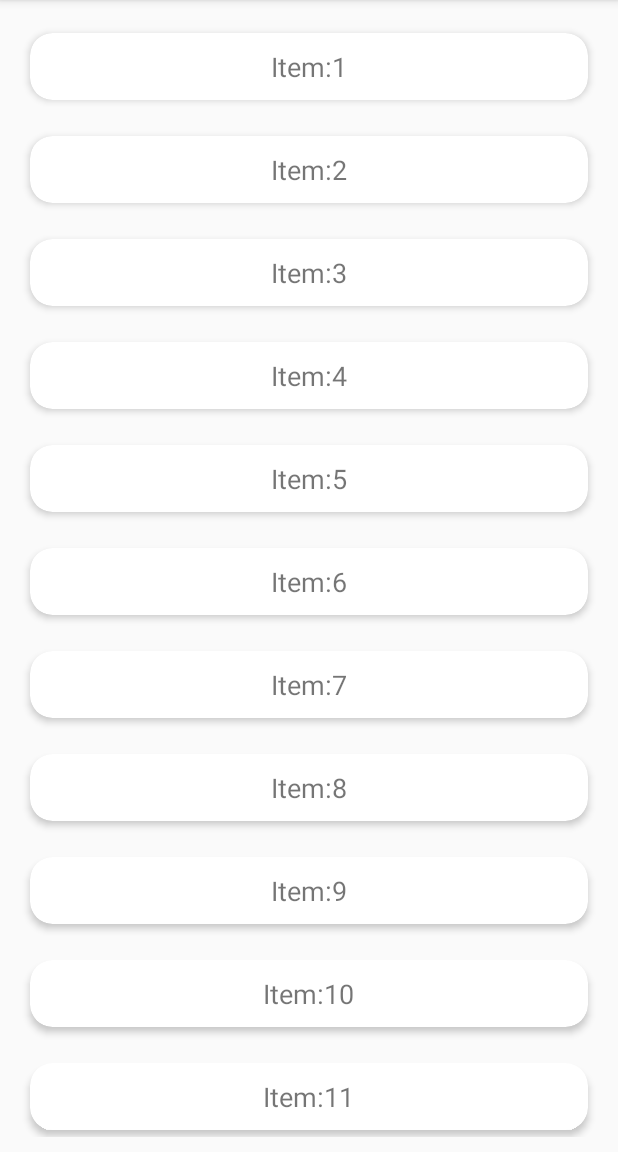
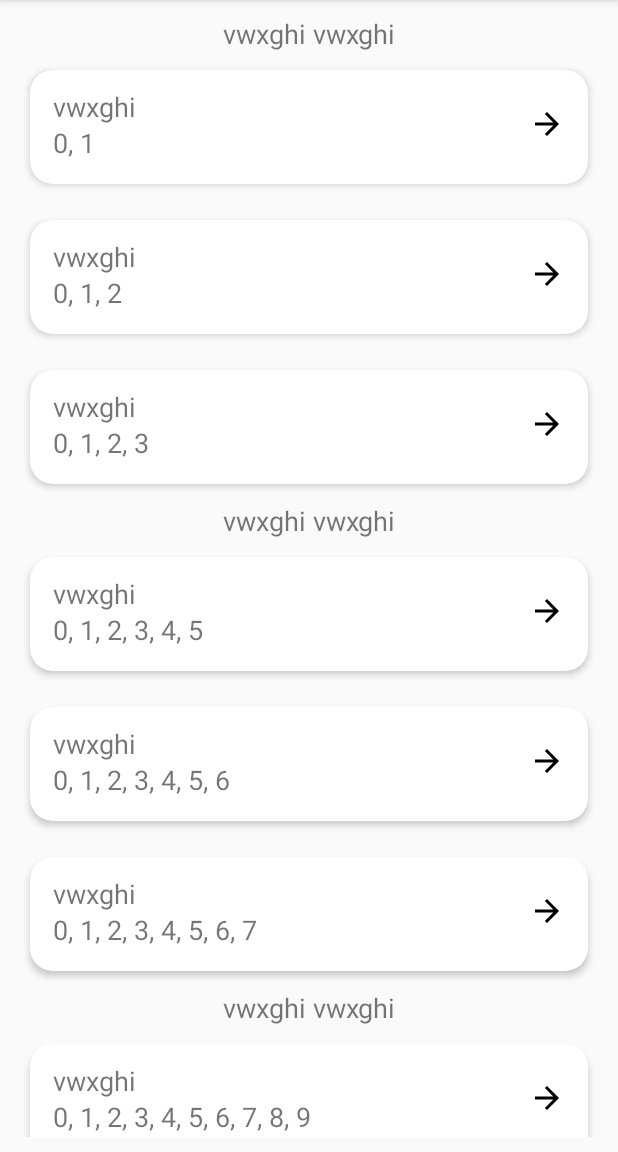
Before and after one commit to Catatonica/Task1_Recycler, an Android app: the screen it shows after launch (MainActivity), on a phone screen of 412 x 824 dp, the part 84-1236 px from its top. Run offline under Robolectric (Android 15) with nearby library versions, the phone set to English and light mode, and no system bars.

Commit message:
delete extra files
CAPDEV-26687: Create extended RecyclerView

  - create layouts for ViewHolders

CAPDEV-26687: Create data classes for ViewHolders

  - create NameItem data-class for the NameViewHolder
  - create CardItem data-class for the CardViewHolder

CAPDEV-26687: Create ItemProvider

  - create ItemProvider class to generate random items

CAPDEV-26687: Add ItemListAdapter and change MainActivity

  - delete RecyclerAdapter
  - add ItemListAdapter
  - make MainActivity create RecyclerView with ItemListAdapter
  - make MainActivity implement CardViewCallback interface with methods on click

CAPDEV-26687: Add method call on recyclerView

  - add setHasFixedSize(true) method

CAPDEV-26687: Fix item providing mechanism

  - rename ItemProvider class to ItemListProvider
  - make ItemListProvider class return yet ready list of items
  - make CardItem's description String, not array
  - fix CardItem description getting

CAPDEV-26687: Remove extra method

  - remove method getModifiedDescription()
  - set 'ellipsize' attribute to tvDescription

CAPDEV-26687: Fixes after review

  - change Type from enum to interface
  - remove extra static modifiers
  - use ConstraintLayout
  - delete extra ViewGroups from item_name.xml and item_empty.xml

CAPDEV-26687: Some more fixes after review

  - convert List<Item> to non-static in ItemListProvider
  - make Item implement Parcelable
  - make List<Item> save and restore in activity's methods

CAPDEV-26687: Add IntDef annotation to interface

  - change Type to @interface and add @IntDef and @Retention annotations

```diff
--- a/app/build.gradle
+++ b/app/build.gradle
@@ -23,11 +23,12 @@ android {
 }
 
 dependencies {
-    implementation fileTree(dir: 'libs', include: ['*.jar'])
+    implementation fileTree(include: ['*.jar'], dir: 'libs')
     implementation 'com.android.support:appcompat-v7:27.1.1'
     implementation 'com.android.support:recyclerview-v7:27.1.1'
     implementation 'com.android.support:cardview-v7:27.1.1'
     implementation 'com.android.support:design:27.1.1'
+    implementation 'com.android.support.constraint:constraint-layout:2.0.0-alpha2'
     testImplementation 'junit:junit:4.12'
     androidTestImplementation 'com.android.support.test:runner:1.0.2'
     androidTestImplementation 'com.android.support.test.espresso:espresso-core:3.0.2'
--- /dev/null
+++ b/app/src/main/java/com/epam/havina/task1_recycler/CardItem.java
@@ -0,0 +1,61 @@
+package com.epam.havina.task1_recycler;
+
+import android.os.Parcel;
+import android.os.Parcelable;
+import android.support.annotation.NonNull;
+
+/**
+ * Data-class for item_card_view.xml
+ *
+ * @author Lizaveta Havina
+ */
+final class CardItem extends Item {
+
+    private final int id;
+    private final String title;
+    private final String description;
+
+    CardItem(final int id, @NonNull final String title, @NonNull final String description) {
+        super(Type.CARD_VIEW);
+        this.id = id;
+        this.title = title;
+        this.description = description;
+    }
+
+    public int getId() {
+        return id;
+    }
+
+    @NonNull
+    public String getTitle() {
+        return title;
+    }
+
+    @NonNull
+    public String getDescription() {
+        return description;
+    }
+
+    @Override
+    public int describeContents() {
+        return 0;
+    }
+
+    @Override
+    public void writeToParcel(final Parcel parcel, final int i) {
+        parcel.writeInt(id);
+        parcel.writeString(title);
+        parcel.writeString(description);
+    }
+
+    public static final Parcelable.Creator<CardItem> CREATOR = new Parcelable.Creator<CardItem>() {
+
+        public CardItem createFromParcel(final Parcel in) {
+            return new CardItem(in.readInt(), in.readString(), in.readString());
+        }
+
+        public CardItem[] newArray(final int size) {
+            return new CardItem[size];
+        }
+    };
+}
--- /dev/null
+++ b/app/src/main/java/com/epam/havina/task1_recycler/Item.java
@@ -0,0 +1,34 @@
+package com.epam.havina.task1_recycler;
+
+import android.os.Parcelable;
+import android.support.annotation.IntDef;
+
+import java.lang.annotation.Retention;
+import java.lang.annotation.RetentionPolicy;
+
+/**
+ * Is used for polymorphism in ItemListAdapter.
+ *
+ * @author Lizaveta Havina
+ */
+abstract class Item implements Parcelable {
+
+    private final int type;
+
+    @Type
+    public int getType() {
+        return type;
+    }
+
+    @IntDef({Type.CARD_VIEW, Type.NAME})
+    @Retention(RetentionPolicy.SOURCE)
+    protected @interface Type {
+
+        int NAME = 123;
+        int CARD_VIEW = 456;
+    }
+
+    Item(@Type final int type) {
+        this.type = type;
+    }
+}
--- /dev/null
+++ b/app/src/main/java/com/epam/havina/task1_recycler/ItemListAdapter.java
@@ -0,0 +1,153 @@
+package com.epam.havina.task1_recycler;
+
+import android.support.annotation.NonNull;
+import android.support.v7.widget.RecyclerView;
+import android.view.LayoutInflater;
+import android.view.View;
+import android.view.ViewGroup;
+import android.widget.ImageView;
+import android.widget.TextView;
+
+import java.util.ArrayList;
+import java.util.Collection;
+import java.util.List;
+
+import static com.epam.havina.task1_recycler.Item.Type.CARD_VIEW;
+import static com.epam.havina.task1_recycler.Item.Type.NAME;
+
+/**
+ * Fills up RecyclerView with items of two type.
+ * <p>
+ * BaseViewHolder class is used for polymorphism.
+ *
+ * @author Lizaveta Havina
+ */
+final class ItemListAdapter extends RecyclerView.Adapter<ItemListAdapter.BaseViewHolder> {
+
+    private final List<Item> itemList = new ArrayList<>();
+    private final CardViewCallback callback;
+
+    @Override
+    public int getItemViewType(final int position) {
+        return itemList.get(position).getType();
+    }
+
+    @Override
+    public void onBindViewHolder(@NonNull final BaseViewHolder holder, final int position) {
+        final int adapterPosition = holder.getAdapterPosition();
+        if (adapterPosition != RecyclerView.NO_POSITION) {
+            final Item item = itemList.get(adapterPosition);
+            holder.bindViews(item);
+        }
+    }
+
+    @NonNull
+    @Override
+    public BaseViewHolder onCreateViewHolder(@NonNull final ViewGroup viewGroup, final int viewType) {
+        final BaseViewHolder holder;
+        switch (viewType) {
+            case NAME:
+                final View nameView = inflateView(R.layout.item_name, viewGroup);
+                holder = new NameViewHolder(nameView);
+                break;
+            case CARD_VIEW:
+                final View cardView = inflateView(R.layout.item_card_view, viewGroup);
+                holder = new CardViewHolder(cardView);
+                cardView.setOnClickListener(v -> {
+                    final int adapterPosition = holder.getAdapterPosition();
+                    if (adapterPosition != RecyclerView.NO_POSITION) {
+                        callback.onCardClicked(((CardItem) itemList.get(adapterPosition)).getTitle());
+                    }
+                });
+                break;
+            default:
+                final View emptyView = inflateView(R.layout.item_empty, viewGroup);
+                holder = new EmptyViewHolder(emptyView);
+                break;
+        }
+        return holder;
+    }
+
+    @Override
+    public int getItemCount() {
+        return itemList.size();
+    }
+
+    ItemListAdapter(@NonNull final Collection<Item> itemList, @NonNull final CardViewCallback callback) {
+        this.itemList.addAll(itemList);
+        this.callback = callback;
+    }
+
+    private View inflateView(final int id, @NonNull final ViewGroup viewGroup) {
+        return LayoutInflater.from(viewGroup.getContext()).inflate(id, viewGroup, false);
+    }
+
+    /**
+     * Is used for polymorphism.
+     */
+    abstract static class BaseViewHolder extends RecyclerView.ViewHolder {
+
+        BaseViewHolder(@NonNull final View itemView) {
+            super(itemView);
+        }
+
+        abstract void bindViews(final Item item);
+    }
+
+    private class CardViewHolder extends BaseViewHolder {
+
+        private final TextView tvTitle;
+        private final TextView tvDescription;
+        private final ImageView ivArrow;
+
+        CardViewHolder(@NonNull final View itemView) {
+            super(itemView);
+            tvTitle = itemView.findViewById(R.id.tvTitle);
+            tvDescription = itemView.findViewById(R.id.tvDescription);
+            ivArrow = itemView.findViewById(R.id.ivArrow);
+        }
+
+        @Override
+        public void bindViews(@NonNull final Item item) {
+            final CardItem cardItem = (CardItem) item;
+            tvTitle.setText(cardItem.getTitle());
+            tvDescription.setText(cardItem.getDescription());
+            ivArrow.setOnClickListener(iv -> callback.onArrowClicked(cardItem.getId()));
+        }
+    }
+
+    private static class EmptyViewHolder extends BaseViewHolder {
+
+        EmptyViewHolder(@NonNull final View itemView) {
+            super(itemView);
+        }
+
+        @Override
+        public void bindViews(final Item item) {
+
+        }
+    }
+
+    private static class NameViewHolder extends BaseViewHolder {
+
+        private final TextView tvName;
+
+        NameViewHolder(@NonNull final View itemView) {
+            super(itemView);
+            tvName = itemView.findViewById(R.id.tvName);
+        }
+
+        @Override
+        public void bindViews(@NonNull final Item item) {
+            final NameItem nameItem = (NameItem) item;
+            tvName.setText(String.format("%s %s", nameItem.getName(), nameItem.getSurname()));
+        }
+    }
+
+    interface CardViewCallback {
+
+        void onCardClicked(@NonNull final String name);
+
+        void onArrowClicked(final int position);
+    }
+}
--- /dev/null
+++ b/app/src/main/java/com/epam/havina/task1_recycler/ItemListProvider.java
@@ -0,0 +1,64 @@
+package com.epam.havina.task1_recycler;
+
+import android.support.annotation.NonNull;
+
+import java.util.ArrayList;
+import java.util.Collections;
+import java.util.List;
+import java.util.Random;
+
+/**
+ * Generates random CardItems and NameItems and returns them composed in List,
+ * which can then be used in ItemListAdapter.
+ *
+ * @author Lizaveta Havina
+ */
+final class ItemListProvider {
+
+    private final List<Item> itemList = new ArrayList<>();
+    private final String[] randomStringParts = {
+            "abc", "def", "ghi", "jkl", "mno", "pqr", "stu", "vwx", "yz"
+    };
+    private final StringBuilder descBuilder = new StringBuilder();
+
+    @NonNull
+    List<Item> getItemList() {
+        if (itemList.isEmpty()) {
+            final int ITEMS_NUMBER = 30;
+            for (int i = 0; i < ITEMS_NUMBER; i++) {
+                descBuilder.append(i).append(", ");
+                if (i % 4 == 0) {
+                    itemList.add(getRandomNameItem());
+                    continue;
+                }
+                itemList.add(getRandomCardItem(i));
+            }
+        }
+        return itemList;
+    }
+
+    @NonNull
+    private CardItem getRandomCardItem(final int index) {
+        return new CardItem(index, getRandomString(), getDescription());
+    }
+
+    @NonNull
+    private NameItem getRandomNameItem() {
+        return new NameItem(getRandomString(), getRandomString());
+    }
+
+    @NonNull
+    private String getDescription() {
+        final StringBuilder builder = new StringBuilder(descBuilder);
+        final int builderLength = builder.length();
+        builder.delete(builderLength - 2, builderLength);
+        return builder.toString();
+    }
+
+    @NonNull
+    private String getRandomString() {
+        final Random random = new Random();
+        return randomStringParts[random.nextInt(randomStringParts.length)]
+                + (randomStringParts[random.nextInt(randomStringParts.length)]);
+    }
+}
--- a/app/src/main/java/com/epam/havina/task1_recycler/MainActivity.java
+++ b/app/src/main/java/com/epam/havina/task1_recycler/MainActivity.java
@@ -1,38 +1,62 @@
 package com.epam.havina.task1_recycler;
 
+import android.os.Bundle;
+import android.os.Parcelable;
 import android.support.annotation.NonNull;
 import android.support.v7.app.AppCompatActivity;
-import android.os.Bundle;
 import android.support.v7.widget.LinearLayoutManager;
 import android.support.v7.widget.RecyclerView;
 import android.widget.Toast;
 
+import java.util.ArrayList;
+import java.util.List;
+
 /**
- * RecyclerView with items' callback presentation
+ * RecyclerView with two types of view presentation
  *
  * @author Lizaveta Havina
  * @version 11.10.2018
  */
-public class MainActivity extends AppCompatActivity implements RecyclerAdapter.ItemClickListener {
+public class MainActivity extends AppCompatActivity implements ItemListAdapter.CardViewCallback {
 
-    private static final int[] itemsArray = {1, 2, 3, 4, 5, 6, 7, 8, 9, 10, 11, 12};
+    private static final String ITEM_LIST_KEY = "itemList";
+    private List<Item> itemList;
+    private RecyclerView recyclerView;
+
+    @Override
+    public void onCardClicked(@NonNull final String name) {
+        Toast.makeText(this, name, Toast.LENGTH_SHORT).show();
+    }
+
+    @Override
+    public void onArrowClicked(final int position) {
+        Toast.makeText(this, String.valueOf(position), Toast.LENGTH_SHORT).show();
+    }
 
     @Override
     protected void onCreate(final Bundle savedInstanceState) {
         super.onCreate(savedInstanceState);
         setContentView(R.layout.activity_main);
 
+        recyclerView = findViewById(R.id.recyclerView);
+        recyclerView.setLayoutManager(new LinearLayoutManager(this, LinearLayoutManager.VERTICAL, false));
+        if (savedInstanceState == null || !savedInstanceState.containsKey(ITEM_LIST_KEY)) {
+            itemList = new ItemListProvider().getItemList();
+        } else {
+            itemList = savedInstanceState.getParcelableArrayList(ITEM_LIST_KEY);
+        }
         setRecyclerView();
     }
 
     @Override
-    public void onItemClicked(@NonNull final String itemId) {
-        Toast.makeText(this, itemId + getString(R.string.toast_message), Toast.LENGTH_SHORT).show();
+    protected void onSaveInstanceState(final Bundle outState) {
+        super.onSaveInstanceState(outState);
+        outState.putParcelableArrayList(ITEM_LIST_KEY, (ArrayList<? extends Parcelable>) itemList);
     }
 
     private void setRecyclerView() {
-        final RecyclerView recyclerView = findViewById(R.id.recyclerView);
-        recyclerView.setLayoutManager(new LinearLayoutManager(this, LinearLayoutManager.VERTICAL, false));
-        recyclerView.setAdapter(new RecyclerAdapter(this, itemsArray));
+        final ItemListAdapter adapter = new ItemListAdapter(itemList, this);
+        recyclerView.setAdapter(adapter);
+        recyclerView.setHasFixedSize(true);
     }
 }
--- /dev/null
+++ b/app/src/main/java/com/epam/havina/task1_recycler/NameItem.java
@@ -0,0 +1,54 @@
+package com.epam.havina.task1_recycler;
+
+import android.os.Parcel;
+import android.os.Parcelable;
+import android.support.annotation.NonNull;
+
+/**
+ * Data-class for item_name.xml
+ *
+ * @author Lizaveta Havina
+ */
+final class NameItem extends Item {
+
+    private final String name;
+    private final String surname;
+
+    NameItem(@NonNull final String name, @NonNull final String surname) {
+        super(Type.NAME);
+        this.name = name;
+        this.surname = surname;
+    }
+
+    @NonNull
+    public String getName() {
+        return name;
+    }
+
+    @NonNull
+    public String getSurname() {
+        return surname;
+    }
+
+    @Override
+    public int describeContents() {
+        return 0;
+    }
+
+    @Override
+    public void writeToParcel(final Parcel parcel, final int i) {
+        parcel.writeString(name);
+        parcel.writeString(surname);
+    }
+
+    public static final Parcelable.Creator<NameItem> CREATOR = new Parcelable.Creator<NameItem>() {
+
+        public NameItem createFromParcel(final Parcel in) {
+            return new NameItem(in.readString(), in.readString());
+        }
+
+        public NameItem[] newArray(final int size) {
+            return new NameItem[size];
+        }
+    };
+}
--- a/app/src/main/java/com/epam/havina/task1_recycler/RecyclerAdapter.java
+++ /dev/null
@@ -1,64 +0,0 @@
-package com.epam.havina.task1_recycler;
-
-import android.support.annotation.NonNull;
-import android.support.v7.widget.RecyclerView;
-import android.view.LayoutInflater;
-import android.view.View;
-import android.view.ViewGroup;
-import android.widget.TextView;
-
-final class RecyclerAdapter extends RecyclerView.Adapter<RecyclerAdapter.ItemHolder> {
-
-    private final int[] itemsList;
-    private final ItemClickListener listener;
-
-    RecyclerAdapter(@NonNull final ItemClickListener listener,
-                    @NonNull final int[] itemsList) {
-        this.listener = listener;
-        this.itemsList = itemsList.clone();
-    }
-
-    @NonNull
-    @Override
-    public ItemHolder onCreateViewHolder(@NonNull final ViewGroup parent, final int viewType) {
-        final View view = LayoutInflater
-                .from(parent.getContext())
-                .inflate(R.layout.recycler_view_item, parent, false);
-        final RecyclerView.ViewHolder holder = new ItemHolder(view);
-        view.setOnClickListener(v -> {
-            final int adapterPosition = holder.getAdapterPosition();
-            if (adapterPosition != RecyclerView.NO_POSITION) {
-                listener.onItemClicked(String.valueOf(itemsList[adapterPosition]));
-            }
-        });
-
-        return (ItemHolder) holder;
-    }
-
-    @Override
-    public void onBindViewHolder(@NonNull final ItemHolder holder, final int position) {
-        final int adapterPosition = holder.getAdapterPosition();
-        if (adapterPosition != RecyclerView.NO_POSITION) {
-            holder.tvItemId.setText(String.valueOf(itemsList[adapterPosition]));
-        }
-    }
-
-    @Override
-    public int getItemCount() {
-        return itemsList.length;
-    }
-
-    class ItemHolder extends RecyclerView.ViewHolder {
-
-        private final TextView tvItemId;
-
-        ItemHolder(@NonNull final View itemView) {
-            super(itemView);
-            tvItemId = itemView.findViewById(R.id.tvItemId);
-        }
-    }
-
-    interface ItemClickListener {
-        void onItemClicked(@NonNull final String itemId);
-    }
-}
--- a/app/src/main/res/drawable-v24/ic_launcher_foreground.xml
+++ b/app/src/main/res/drawable-v24/ic_launcher_foreground.xml
@@ -1,9 +1,9 @@
-<vector xmlns:android="http://schemas.android.com/apk/res/android"
-    xmlns:aapt="http://schemas.android.com/aapt"
-    android:width="108dp"
-    android:height="108dp"
-    android:viewportHeight="108"
-    android:viewportWidth="108">
+<vector xmlns:aapt="http://schemas.android.com/aapt"
+        xmlns:android="http://schemas.android.com/apk/res/android"
+        android:width="108dp"
+        android:height="108dp"
+        android:viewportHeight="108"
+        android:viewportWidth="108">
     <path
         android:fillType="evenOdd"
         android:pathData="M32,64C32,64 38.39,52.99 44.13,50.95C51.37,48.37 70.14,49.57 70.14,49.57L108.26,87.69L108,109.01L75.97,107.97L32,64Z"
@@ -18,10 +18,10 @@
                 android:type="linear">
                 <item
                     android:color="#44000000"
-                    android:offset="0.0" />
+                    android:offset="0.0"/>
                 <item
                     android:color="#00000000"
-                    android:offset="1.0" />
+                    android:offset="1.0"/>
             </gradient>
         </aapt:attr>
     </path>
@@ -30,5 +30,5 @@
         android:fillType="nonZero"
         android:pathData="M66.94,46.02L66.94,46.02C72.44,50.07 76,56.61 76,64L32,64C32,56.61 35.56,50.11 40.98,46.06L36.18,41.19C35.45,40.45 35.45,39.3 36.18,38.56C36.91,37.81 38.05,37.81 38.78,38.56L44.25,44.05C47.18,42.57 50.48,41.71 54,41.71C57.48,41.71 60.78,42.57 63.68,44.05L69.11,38.56C69.84,37.81 70.98,37.81 71.71,38.56C72.44,39.3 72.44,40.45 71.71,41.19L66.94,46.02ZM62.94,56.92C64.08,56.92 65,56.01 65,54.88C65,53.76 64.08,52.85 62.94,52.85C61.8,52.85 60.88,53.76 60.88,54.88C60.88,56.01 61.8,56.92 62.94,56.92ZM45.06,56.92C46.2,56.92 47.13,56.01 47.13,54.88C47.13,53.76 46.2,52.85 45.06,52.85C43.92,52.85 43,53.76 43,54.88C43,56.01 43.92,56.92 45.06,56.92Z"
         android:strokeColor="#00000000"
-        android:strokeWidth="1" />
+        android:strokeWidth="1"/>
 </vector>
--- /dev/null
+++ b/app/src/main/res/drawable/ic_arrow_forward_black_24dp.xml
@@ -0,0 +1,9 @@
+<vector xmlns:android="http://schemas.android.com/apk/res/android"
+        android:width="24dp"
+        android:height="24dp"
+        android:viewportHeight="24.0"
+        android:viewportWidth="24.0">
+    <path
+        android:fillColor="#FF000000"
+        android:pathData="M12,4l-1.41,1.41L16.17,11H4v2h12.17l-5.58,5.59L12,20l8,-8z"/>
+</vector>
--- a/app/src/main/res/layout/activity_main.xml
+++ b/app/src/main/res/layout/activity_main.xml
@@ -2,8 +2,8 @@
 
 <android.support.v7.widget.RecyclerView
     android:id="@+id/recyclerView"
-    android:layout_margin="@dimen/default_margin"
     xmlns:android="http://schemas.android.com/apk/res/android"
     android:layout_width="match_parent"
     android:layout_height="match_parent"
+    android:layout_margin="@dimen/default_margin"
     android:scrollbars="vertical"/>
--- /dev/null
+++ b/app/src/main/res/layout/item_card_view.xml
@@ -0,0 +1,52 @@
+<?xml version="1.0" encoding="utf-8"?>
+<android.support.v7.widget.CardView android:id="@+id/cvContact"
+                                    xmlns:android="http://schemas.android.com/apk/res/android"
+                                    xmlns:app="http://schemas.android.com/apk/res-auto"
+                                    android:layout_width="match_parent"
+                                    android:layout_height="@dimen/default_card_view_height"
+                                    app:cardCornerRadius="15dp"
+                                    app:cardElevation="3dp"
+                                    app:cardMaxElevation="5dp"
+                                    app:cardUseCompatPadding="true">
+
+    <android.support.constraint.ConstraintLayout
+        android:id="@+id/relativeLayout"
+        android:layout_width="match_parent"
+        android:layout_height="wrap_content"
+        android:layout_gravity="center"
+        android:padding="15dp">
+
+        <TextView
+            android:id="@+id/tvTitle"
+            android:layout_width="wrap_content"
+            android:layout_height="wrap_content"
+            android:maxLines="1"
+            android:textSize="@dimen/default_text_size"
+            app:layout_constraintBottom_toTopOf="@+id/tvDescription"
+            app:layout_constraintStart_toStartOf="@+id/tvDescription"/>
+
+        <TextView
+            android:id="@+id/tvDescription"
+            android:layout_width="0dp"
+            android:layout_height="wrap_content"
+            android:layout_marginEnd="10dp"
+            android:layout_marginRight="10dp"
+            android:ellipsize="end"
+            android:maxLines="1"
+            android:textSize="@dimen/default_text_size"
+            app:layout_constraintBottom_toBottomOf="parent"
+            app:layout_constraintEnd_toStartOf="@id/ivArrow"
+            app:layout_constraintStart_toStartOf="parent"/>
+
+        <ImageView
+            android:id="@+id/ivArrow"
+            android:layout_width="wrap_content"
+            android:layout_height="wrap_content"
+            android:contentDescription="@string/arrow"
+            android:src="@drawable/ic_arrow_forward_black_24dp"
+            app:layout_constraintBottom_toTopOf="@+id/tvDescription"
+            app:layout_constraintEnd_toEndOf="parent"
+            app:layout_constraintTop_toTopOf="@+id/tvDescription"/>
+    </android.support.constraint.ConstraintLayout>
+
+</android.support.v7.widget.CardView>
--- /dev/null
+++ b/app/src/main/res/layout/item_empty.xml
@@ -0,0 +1,7 @@
+<?xml version="1.0" encoding="utf-8"?>
+
+<ProgressBar
+    xmlns:android="http://schemas.android.com/apk/res/android"
+    android:layout_width="match_parent"
+    android:layout_height="wrap_content"
+    android:visibility="visible"/>
--- /dev/null
+++ b/app/src/main/res/layout/item_name.xml
@@ -0,0 +1,11 @@
+<?xml version="1.0" encoding="utf-8"?>
+
+<TextView
+    android:id="@+id/tvName"
+    xmlns:android="http://schemas.android.com/apk/res/android"
+    android:layout_width="match_parent"
+    android:layout_height="wrap_content"
+    android:gravity="center"
+    android:lines="1"
+    android:maxLines="1"
+    android:textSize="@dimen/default_text_size"/>
--- a/app/src/main/res/layout/recycler_view_item.xml
+++ /dev/null
@@ -1,31 +0,0 @@
-<?xml version="1.0" encoding="utf-8"?>
-<android.support.v7.widget.CardView xmlns:android="http://schemas.android.com/apk/res/android"
-    xmlns:app="http://schemas.android.com/apk/res-auto"
-    android:id="@+id/cvContact"
-    android:layout_width="match_parent"
-    android:layout_height="wrap_content"
-    app:cardCornerRadius="15dp"
-    app:cardElevation="3dp"
-    app:cardMaxElevation="5dp"
-    app:cardUseCompatPadding="true">
-
-    <LinearLayout xmlns:android="http://schemas.android.com/apk/res/android"
-        android:layout_width="match_parent"
-        android:layout_height="wrap_content"
-        android:gravity="center"
-        android:orientation="horizontal"
-        android:padding="@dimen/default_padding">
-
-        <TextView
-            android:layout_width="wrap_content"
-            android:layout_height="wrap_content"
-            android:text="@string/item"
-            android:textSize="@dimen/default_text_size" />
-
-        <TextView
-            android:id="@+id/tvItemId"
-            android:layout_width="wrap_content"
-            android:layout_height="wrap_content"
-            android:textSize="@dimen/default_text_size" />
-    </LinearLayout>
-</android.support.v7.widget.CardView>
--- a/app/src/main/res/values/dimens.xml
+++ b/app/src/main/res/values/dimens.xml
@@ -1,6 +1,9 @@
 <?xml version="1.0" encoding="utf-8"?>
 <resources>
+    <dimen name="default_padding">10dp</dimen>
     <dimen name="default_margin">10dp</dimen>
-    <dimen name="default_padding">10dp</dimen>
+    <dimen name="default_card_view_height">100dp</dimen>
+    <dimen name="default_image_view_margin">10dp</dimen>
+    <dimen name="default_margin_start">10dp</dimen>
     <dimen name="default_text_size">18sp</dimen>
 </resources>
--- a/app/src/main/res/values/strings.xml
+++ b/app/src/main/res/values/strings.xml
@@ -1,5 +1,5 @@
 <resources>
     <string name="app_name">Task1_Recycler</string>
-    <string name="item">Item:</string>
-    <string name="toast_message">" item was touched"</string>
+    <string name="cardItem">Item:</string>
+    <string name="arrow">arrow</string>
 </resources>
```
Also changed, not shown: app/src/main/res/drawable/ic_launcher_background.xml (+37 -37 lines).
